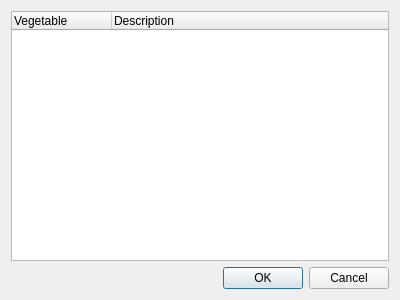
This is qt/forms/form4.ui in Wolframe/qtClient as Qt 5 draws it before an edit. The edited form follows.
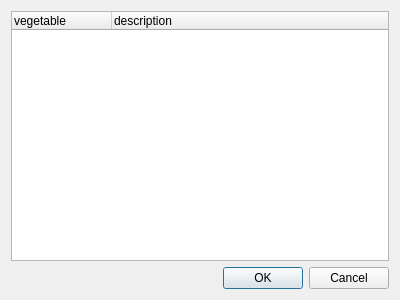
This is the edited form.

Patch:
```diff
--- a/qt/forms/form4.ui
+++ b/qt/forms/form4.ui
@@ -27,12 +27,12 @@
      </attribute>
      <column>
       <property name="text">
-       <string>Vegetable</string>
+       <string>vegetable</string>
       </property>
      </column>
      <column>
       <property name="text">
-       <string>Description</string>
+       <string>description</string>
       </property>
      </column>
     </widget>
```
